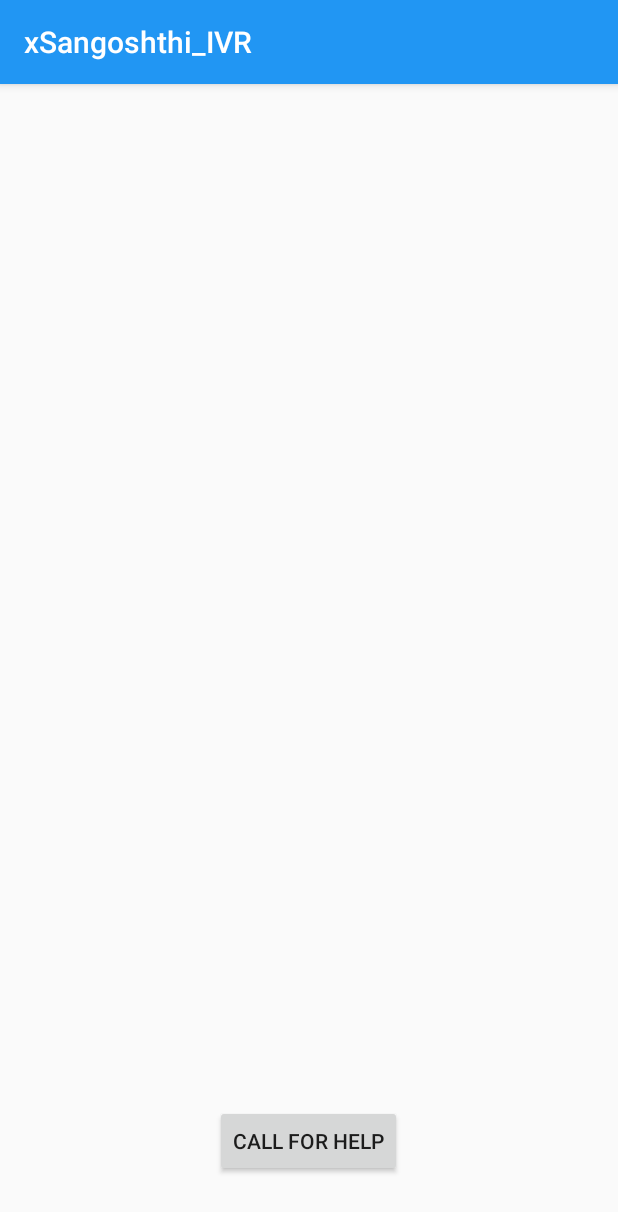
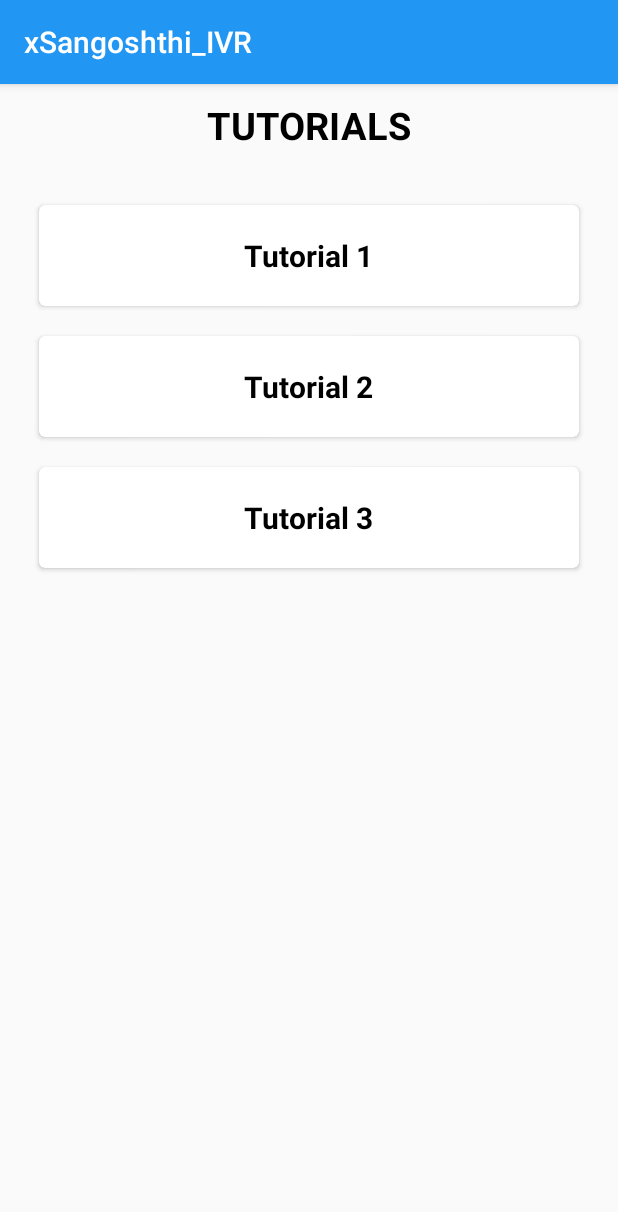
Before and after one commit to deepak15013/Sangoshthi-Phase-2, an Android app: the TutorialsActivity screen opened directly, with no data from a screen before it, on a phone screen of 412 x 824 dp. Shown: the top 1212 px of the screen. Run offline under Robolectric (Android 15) with nearby library versions, the phone set to English and light mode, and no system bars.

Commit message:
Tutorial Activity added

```diff
--- a/app/src/main/java/io/github/varunj/sangoshthi_ivr/activities/HomeActivity.java
+++ b/app/src/main/java/io/github/varunj/sangoshthi_ivr/activities/HomeActivity.java
@@ -23,6 +23,7 @@ public class HomeActivity extends AppCompatActivity implements View.OnClickListe
 
     private Button btnHostShow;
     private Button btnHomeNotifications;
+    private Button btnTutorials;
 
     @Override
     protected void onCreate(Bundle savedInstanceState) {
@@ -32,8 +33,11 @@ public class HomeActivity extends AppCompatActivity implements View.OnClickListe
         btnHostShow = (Button) findViewById(R.id.btn_host_show);
         btnHostShow.setOnClickListener(this);
 
-        btnHomeNotifications = (Button) findViewById(R.id.btn_home_notifications);
+        btnHomeNotifications = (Button) findViewById(R.id.btn_notifications);
         btnHomeNotifications.setOnClickListener(this);
+
+        btnTutorials = (Button) findViewById(R.id.btn_tutorials);
+        btnTutorials.setOnClickListener(this);
     }
 
     @Override
@@ -44,10 +48,14 @@ public class HomeActivity extends AppCompatActivity implements View.OnClickListe
                 startActivity(intentHostShow);
                 break;
 
-            case R.id.btn_home_notifications:
+            case R.id.btn_notifications:
                 Intent intentNotifications = new Intent(this, NotificationsActivity.class);
                 startActivity(intentNotifications);
                 break;
+
+            case R.id.btn_tutorials:
+                Intent intentTutorials = new Intent(this, TutorialsActivity.class);
+                startActivity(intentTutorials);
         }
     }
 
--- a/app/src/main/java/io/github/varunj/sangoshthi_ivr/activities/TutorialsActivity.java
+++ b/app/src/main/java/io/github/varunj/sangoshthi_ivr/activities/TutorialsActivity.java
@@ -4,12 +4,16 @@
 
 package io.github.varunj.sangoshthi_ivr.activities;
 
-import android.content.SharedPreferences;
 import android.os.Bundle;
-import android.preference.PreferenceManager;
 import android.support.v7.app.AppCompatActivity;
+import android.support.v7.widget.LinearLayoutManager;
+import android.support.v7.widget.RecyclerView;
+
+import java.util.ArrayList;
+import java.util.List;
 
 import io.github.varunj.sangoshthi_ivr.R;
+import io.github.varunj.sangoshthi_ivr.adapters.TutorialsRecyclerViewAdapter;
 
 /**
  * Created by Varun on 12-Mar-17.
@@ -17,53 +21,25 @@ import io.github.varunj.sangoshthi_ivr.R;
 
 public class TutorialsActivity extends AppCompatActivity {
 
-    private String senderPhoneNum;
+    private RecyclerView rvTutorials;
+    private TutorialsRecyclerViewAdapter mAdapter;
+
+    private List<String> tutorialList;
 
     @Override
     protected void onCreate(Bundle savedInstanceState) {
         super.onCreate(savedInstanceState);
         setContentView(R.layout.activity_tutorials);
 
-        SharedPreferences pref = PreferenceManager.getDefaultSharedPreferences(this);
-        senderPhoneNum = pref.getString("phoneNum", "0000000000");
+        tutorialList = new ArrayList<>();
+        tutorialList.add("Tutorial 1");
+        tutorialList.add("Tutorial 2");
+        tutorialList.add("Tutorial 3");
 
-        // AMQP stuff
-        /*AMQPPublish.setupConnectionFactory();
-        AMQPPublish.publishToAMQP();
-
-        final Button tutorials_call = (Button) findViewById(R.id.tutorials_call);
-        tutorials_call.setOnClickListener(new View.OnClickListener() {
-            public void onClick(View v) {
-                try {
-                    final JSONObject jsonObject = new JSONObject();
-                    //primary key: <broadcaster, show_name>
-                    jsonObject.put("objective", "call_for_help");
-                    jsonObject.put("broadcaster_phoneno", senderPhoneNum);
-                    jsonObject.put("timestamp", DateFormat.getDateTimeInstance().format(new Date()));
-                    AMQPPublish.queue.putLast(jsonObject);
-                } catch (JSONException e) {
-                    e.printStackTrace();
-                } catch (InterruptedException e) {
-                    e.printStackTrace();
-                }
-                System.out.println("Expect a call back soon.");
-            }
-        });*/
-
+        rvTutorials = (RecyclerView) findViewById(R.id.rv_tutorials);
+        mAdapter = new TutorialsRecyclerViewAdapter(this, tutorialList);
+        RecyclerView.LayoutManager layoutManager = new LinearLayoutManager(getApplicationContext());
+        rvTutorials.setLayoutManager(layoutManager);
+        rvTutorials.setAdapter(mAdapter);
     }
-
-   /* @Override
-    protected void onDestroy() {
-        if (AMQPPublish.publishThread != null)
-            AMQPPublish.publishThread.interrupt();
-        super.onDestroy();
-    }
-
-    @Override
-    public void onBackPressed() {
-        if (AMQPPublish.publishThread != null)
-            AMQPPublish.publishThread.interrupt();
-        super.onBackPressed();
-    }*/
-
 }
--- /dev/null
+++ b/app/src/main/java/io/github/varunj/sangoshthi_ivr/adapters/TutorialsRecyclerViewAdapter.java
@@ -0,0 +1,59 @@
+/*
+ * Copyright (c) 2017. Created by Deepak Sood
+ */
+
+package io.github.varunj.sangoshthi_ivr.adapters;
+
+import android.content.Context;
+import android.support.v7.widget.RecyclerView;
+import android.view.LayoutInflater;
+import android.view.View;
+import android.view.ViewGroup;
+import android.widget.TextView;
+
+import java.util.List;
+
+import io.github.varunj.sangoshthi_ivr.R;
+
+/**
+ * Created by Deepak on 20-06-2017.
+ */
+
+public class TutorialsRecyclerViewAdapter extends RecyclerView.Adapter<TutorialsRecyclerViewAdapter.MyViewHolder> {
+
+    private static final String TAG = TutorialsRecyclerViewAdapter.class.getSimpleName();
+
+    private Context context;
+    private List<String> tutorialList;
+
+    public static class MyViewHolder extends RecyclerView.ViewHolder {
+        public TextView tvTutorial;
+
+        public MyViewHolder(View itemView) {
+            super(itemView);
+            tvTutorial = (TextView) itemView.findViewById(R.id.tv_tutorial);
+        }
+    }
+
+    public TutorialsRecyclerViewAdapter(Context context, List<String> tutorialList) {
+        this.context = context;
+        this.tutorialList = tutorialList;
+    }
+
+    @Override
+    public MyViewHolder onCreateViewHolder(ViewGroup parent, int viewType) {
+        View itemView = LayoutInflater.from(parent.getContext())
+                .inflate(R.layout.tutorial_item_row, parent, false);
+        return new MyViewHolder(itemView);
+    }
+
+    @Override
+    public void onBindViewHolder(MyViewHolder holder, int position) {
+        holder.tvTutorial.setText(tutorialList.get(position));
+    }
+
+    @Override
+    public int getItemCount() {
+        return tutorialList.size();
+    }
+}
--- a/app/src/main/res/layout/activity_home.xml
+++ b/app/src/main/res/layout/activity_home.xml
@@ -40,22 +40,22 @@
         android:layout_marginBottom="40dp">
 
         <Button
-            android:id="@+id/btn_home_notifications"
+            android:id="@+id/btn_notifications"
             android:layout_width="match_parent"
             android:layout_height="match_parent"
+            android:layout_marginBottom="10dp"
+            android:layout_marginLeft="10dp"
+            android:layout_marginStart="10dp"
+            android:layout_marginTop="10dp"
+            android:layout_weight="1.0"
             android:background="@color/home_notifications"
-            android:layout_weight="1.0"
-            android:text="@string/home_notifications"
-            android:textSize="20sp"
             android:drawableTop="@drawable/home_notification"
             android:paddingTop="@dimen/home_left_icon_pad"
-            android:layout_marginTop="10dp"
-            android:layout_marginLeft="10dp"
-            android:layout_marginStart="10dp"
-            android:layout_marginBottom="10dp"/>
+            android:text="@string/home_notifications"
+            android:textSize="20sp" />
 
         <Button
-            android:id="@+id/home_help"
+            android:id="@+id/btn_tutorials"
             android:layout_width="match_parent"
             android:layout_height="match_parent"
             android:background="@color/home_help"
--- a/app/src/main/res/layout/activity_tutorials.xml
+++ b/app/src/main/res/layout/activity_tutorials.xml
@@ -1,19 +1,26 @@
 <?xml version="1.0" encoding="utf-8"?>
-<RelativeLayout xmlns:android="http://schemas.android.com/apk/res/android"
+<LinearLayout xmlns:android="http://schemas.android.com/apk/res/android"
     xmlns:tools="http://schemas.android.com/tools"
-    android:layout_width="fill_parent"
-    android:layout_height="fill_parent"
-    android:padding="16dip"
-    tools:context="io.github.varunj.sangoshthi_ivr.activities.TutorialsActivity">
+    android:layout_width="match_parent"
+    android:layout_height="match_parent"
+    tools:context="io.github.varunj.sangoshthi_ivr.activities.TutorialsActivity"
+    android:gravity="center"
+    android:orientation="vertical">
 
-    <Button
-        android:text="@string/tutorials_call"
+    <TextView
         android:layout_width="wrap_content"
         android:layout_height="wrap_content"
-        android:layout_marginBottom="23dp"
-        android:id="@+id/tutorials_call"
-        android:layout_alignParentBottom="true"
-        android:layout_centerHorizontal="true" />
+        android:text="@string/home_help"
+        android:textSize="25sp"
+        android:textColor="@color/colorBlack"
+        android:textStyle="bold"
+        android:layout_margin="10dp"/>
 
+    <android.support.v7.widget.RecyclerView
+        android:id="@+id/rv_tutorials"
+        android:layout_width="match_parent"
+        android:layout_height="match_parent"
+        android:layout_margin="16dp"
+        android:scrollbars="vertical"/>
 
-</RelativeLayout>
+</LinearLayout>
--- /dev/null
+++ b/app/src/main/res/layout/tutorial_item_row.xml
@@ -0,0 +1,26 @@
+<?xml version="1.0" encoding="utf-8"?>
+<!--
+  ~ Copyright (c) 2017. Created by Deepak Sood
+  -->
+
+<android.support.v7.widget.CardView xmlns:android="http://schemas.android.com/apk/res/android"
+    android:layout_width="match_parent"
+    android:layout_height="wrap_content"
+    xmlns:app="http://schemas.android.com/apk/res-auto"
+    android:layout_margin="10dp"
+    app:cardCornerRadius="4dp">
+
+    <TextView
+        android:id="@+id/tv_tutorial"
+        android:layout_width="wrap_content"
+        android:layout_height="wrap_content"
+        android:layout_gravity="center"
+        android:layout_margin="10dp"
+        android:padding="10dp"
+        android:text="@string/placeholder_tv_tutorial"
+        android:textColor="@color/colorBlack"
+        android:textStyle="bold"
+        android:textSize="20sp"/>
+
+
+</android.support.v7.widget.CardView>
--- a/app/src/main/res/values/strings.xml
+++ b/app/src/main/res/values/strings.xml
@@ -71,6 +71,7 @@
     <string name="placeholder_tv_num_of_listeners">Asha : 3</string>
     <string name="placeholder_tv_chronometer_start_show">00:00</string>
     <string name="placeholder_tv_notification">Notification</string>
+    <string name="placeholder_tv_tutorial">Tutorial</string>
 
     <!-- Messages String -->
     <string name="progress_dialog_calling_broadcaster">Calling</string>
```
